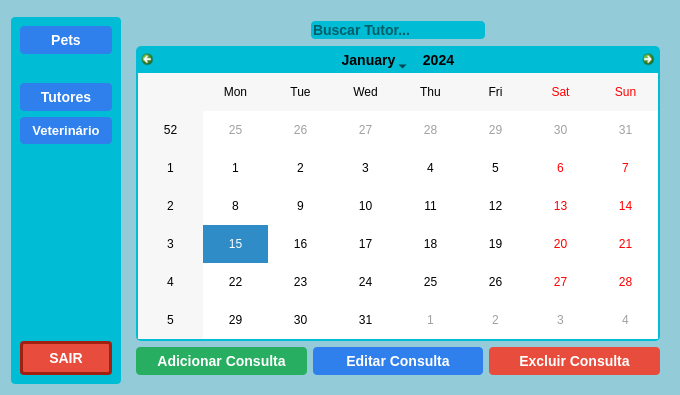
This is tela_recepcionista_consulta.ui in mateuszinum/Projeto-Clinica-Veterinaria as Qt 5 draws it before an edit. The edited form follows.
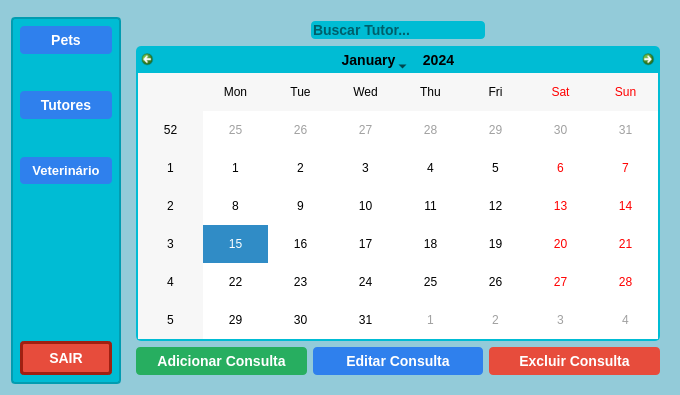
This is the edited form.

Patch:
```diff
--- a/tela_recepcionista_consulta.ui
+++ b/tela_recepcionista_consulta.ui
@@ -282,8 +282,7 @@
      </property>
      <property name="styleSheet">
       <string notr="true">background-color: #00bcd4;
-border: none;
-border-color: #e0f0df;
+border: 2px solid #029cb0; 
 border-radius: 4px;
 padding: 6px 12px;</string>
      </property>
@@ -318,7 +317,7 @@
         <property name="sizeHint" stdset="0">
          <size>
           <width>20</width>
-          <height>32</height>
+          <height>80</height>
          </size>
         </property>
        </spacer>
@@ -353,7 +352,7 @@
         <property name="sizeHint" stdset="0">
          <size>
           <width>20</width>
-          <height>8</height>
+          <height>80</height>
          </size>
         </property>
        </spacer>
```
